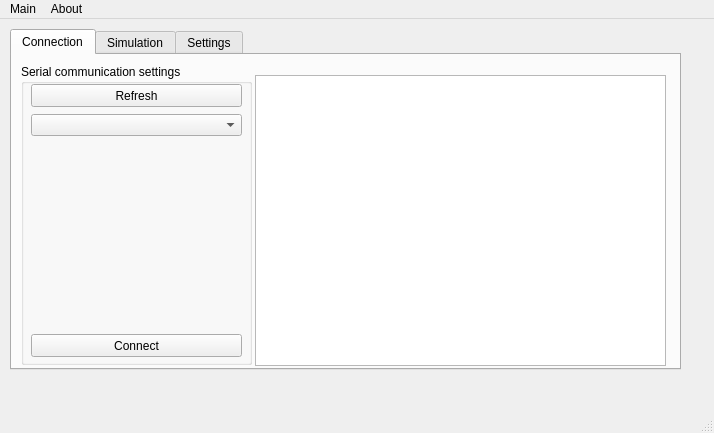
The window that gui/mainWindow.ui (kubasaw/carSim) describes before a commit, drawn with Qt 5.
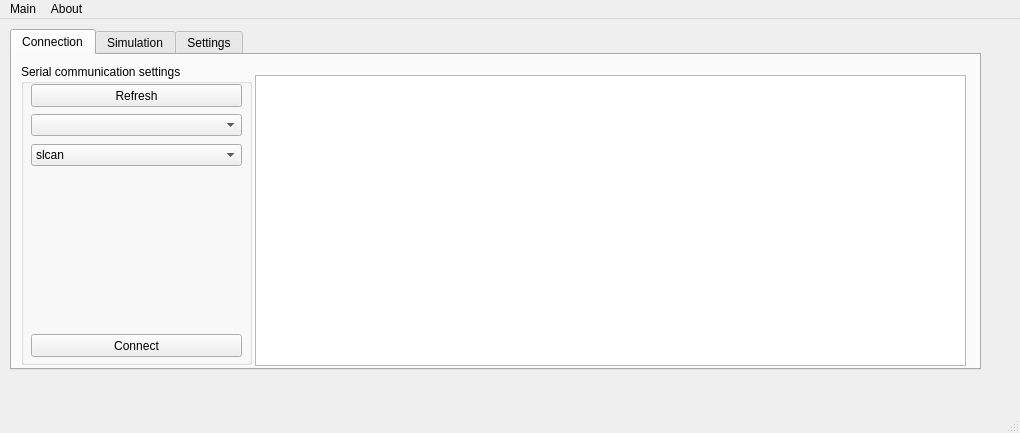
The same window after the commit.

Patch:
```diff
--- a/gui/mainWindow.ui
+++ b/gui/mainWindow.ui
@@ -6,7 +6,7 @@
    <rect>
     <x>0</x>
     <y>0</y>
-    <width>714</width>
+    <width>1020</width>
     <height>433</height>
    </rect>
   </property>
@@ -25,7 +25,7 @@
      <rect>
       <x>10</x>
       <y>10</y>
-      <width>671</width>
+      <width>971</width>
       <height>341</height>
      </rect>
     </property>
@@ -90,13 +90,33 @@
         <bool>true</bool>
        </property>
       </widget>
+      <widget class="QComboBox" name="canInterfaceTypes">
+       <property name="geometry">
+        <rect>
+         <x>10</x>
+         <y>80</y>
+         <width>211</width>
+         <height>22</height>
+        </rect>
+       </property>
+       <item>
+        <property name="text">
+         <string notr="true">slcan</string>
+        </property>
+       </item>
+       <item>
+        <property name="text">
+         <string notr="true">serial</string>
+        </property>
+       </item>
+      </widget>
      </widget>
      <widget class="QPlainTextEdit" name="plainTextEdit">
       <property name="geometry">
        <rect>
         <x>243</x>
         <y>20</y>
-        <width>411</width>
+        <width>711</width>
         <height>291</height>
        </rect>
       </property>
@@ -247,7 +267,7 @@
     <rect>
      <x>0</x>
      <y>0</y>
-     <width>714</width>
+     <width>1020</width>
      <height>21</height>
     </rect>
    </property>
```
Left out of the diff: 2 changed lines with no effect on the pictures.
